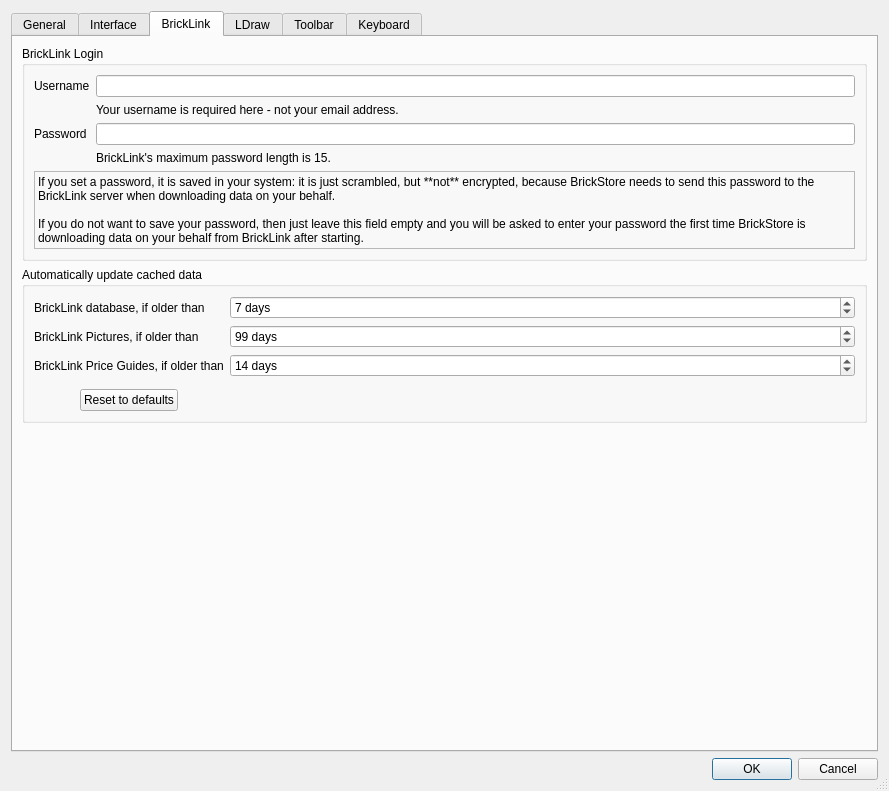
The window that src/desktop/settingsdialog.ui (rgriebl/brickstore) describes before a commit, drawn with Qt 5.
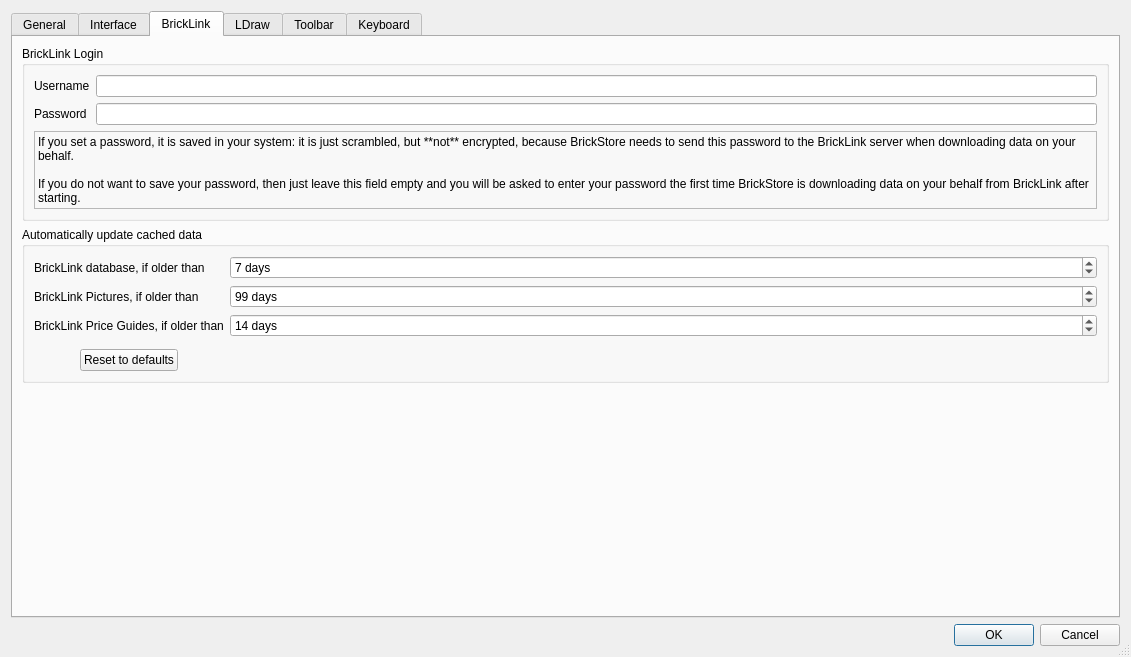
The same window after the commit. The open tabs and pages were chosen to show the change. Icons and pictures are not drawn.

Commit message:
Reduce the vertical size of the settings dialog
Converted the hidden warning labels for username and password with
tooltips to make it possible to reduce the height.
This helps with high scaling factors on wide-screen monitors.

The edit to the form file:
```diff
--- a/src/desktop/settingsdialog.ui
+++ b/src/desktop/settingsdialog.ui
@@ -6,8 +6,8 @@
    <rect>
     <x>0</x>
     <y>0</y>
-    <width>889</width>
-    <height>791</height>
+    <width>1131</width>
+    <height>657</height>
    </rect>
   </property>
   <property name="windowTitle">
@@ -586,7 +586,7 @@
       <attribute name="title">
        <string>BrickLink</string>
       </attribute>
-      <layout class="QVBoxLayout" name="verticalLayout_2">
+      <layout class="QVBoxLayout" name="verticalLayout_2" stretch="0,0,10">
        <item>
         <widget class="QGroupBox" name="groupBox">
          <property name="title">
@@ -609,27 +609,14 @@
               </property>
              </widget>
             </item>
-            <item row="1" column="1">
-             <widget class="QLabel" name="w_bl_username_note">
-              <property name="frameShape">
-               <enum>QFrame::NoFrame</enum>
-              </property>
-              <property name="text">
-               <string>Your username is required here - not your email address.</string>
-              </property>
-              <property name="textFormat">
-               <enum>Qt::RichText</enum>
-              </property>
-             </widget>
-            </item>
-            <item row="2" column="0">
+            <item row="1" column="0">
              <widget class="QLabel" name="label_4">
               <property name="text">
                <string>Password</string>
               </property>
              </widget>
             </item>
-            <item row="2" column="1">
+            <item row="1" column="1">
              <widget class="QLineEdit" name="w_bl_password">
               <property name="maxLength">
                <number>30</number>
@@ -639,19 +626,6 @@
               </property>
              </widget>
             </item>
-            <item row="3" column="1">
-             <widget class="QLabel" name="w_bl_password_note">
-              <property name="frameShape">
-               <enum>QFrame::NoFrame</enum>
-              </property>
-              <property name="text">
-               <string>BrickLink's maximum password length is 15.</string>
-              </property>
-              <property name="textFormat">
-               <enum>Qt::RichText</enum>
-              </property>
-             </widget>
-            </item>
            </layout>
           </item>
           <item>
@@ -826,10 +800,13 @@
          <property name="orientation">
           <enum>Qt::Vertical</enum>
          </property>
+         <property name="sizeType">
+          <enum>QSizePolicy::Expanding</enum>
+         </property>
          <property name="sizeHint" stdset="0">
           <size>
            <width>20</width>
-           <height>59</height>
+           <height>0</height>
           </size>
          </property>
         </spacer>
```
Left out of the diff: 2 changed lines with no effect on the pictures. The commit also changes 1 other file.
